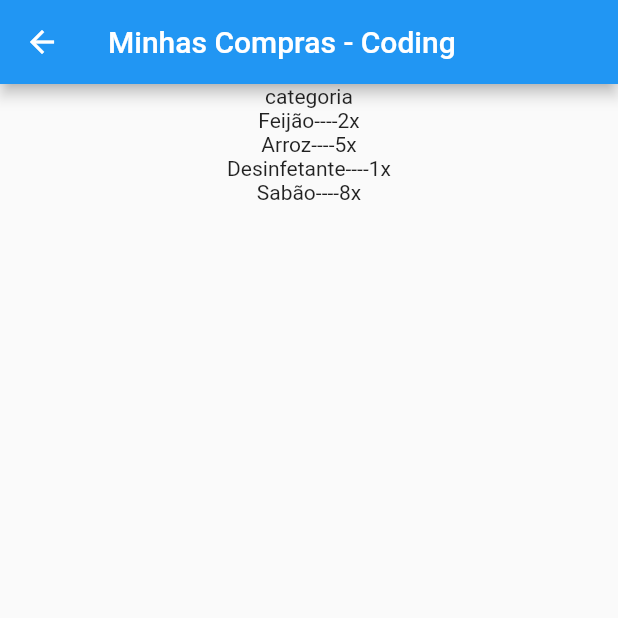
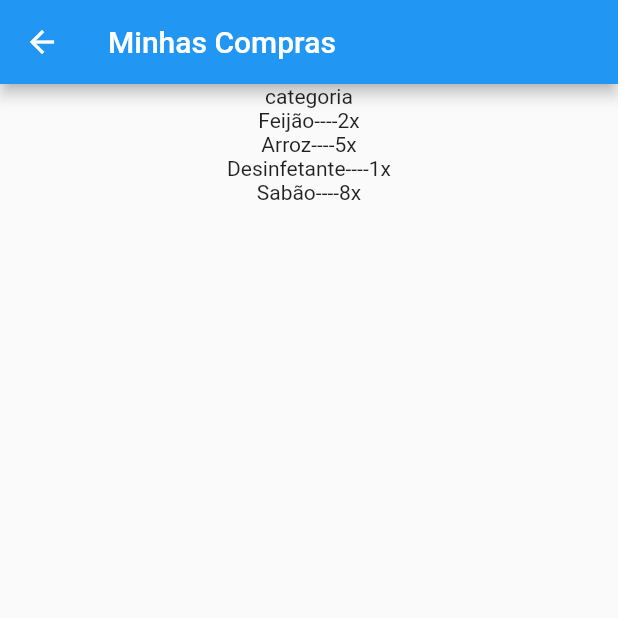
Before and after one commit to owarleysouza/S-Compras, a Flutter app: the TelaInicial screen opened directly, on a phone screen of 412 x 824 dp, the top half of it. Run offline on Flutter 3.47's test engine with Material 2 defaults, Android fonts, the phone set to English and light mode, and no system bars.

Commit message:
Corrigido nome do titulo que nao faz sentido por conta do merge

```diff
--- a/lib/views/telaInicial.dart
+++ b/lib/views/telaInicial.dart
@@ -32,7 +32,7 @@ class _TelaInicialState extends State<TelaInicial> {
   Widget build(BuildContext context) {
     return Scaffold(
       appBar: AppBar(
-        title: Text("Minhas Compras - Coding"),
+        title: Text("Minhas Compras"),
       ),
       body: temProdutonaLista
           ? SingleChildScrollView(
```
